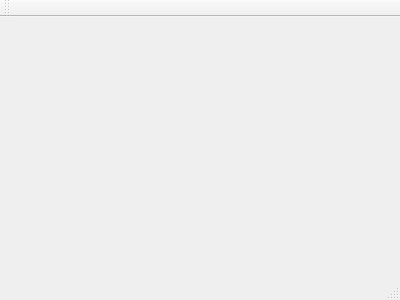
Qt form planner/mainwindow.ui (kiramor/planner) before a commit.
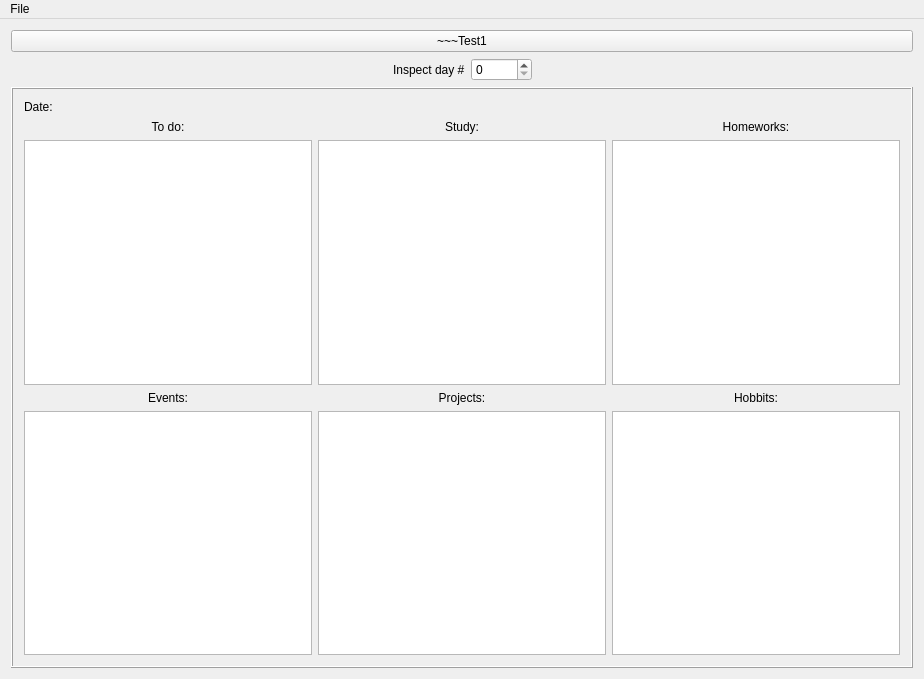
The same form after that commit.

The edit to the form file:
```diff
--- a/planner/mainwindow.ui
+++ b/planner/mainwindow.ui
@@ -1,24 +1,229 @@
 <ui version="4.0">
  <class>MainWindow</class>
- <widget class="QMainWindow" name="MainWindow" >
-  <property name="geometry" >
+ <widget class="QMainWindow" name="MainWindow">
+  <property name="geometry">
    <rect>
     <x>0</x>
     <y>0</y>
-    <width>400</width>
-    <height>300</height>
+    <width>924</width>
+    <height>679</height>
    </rect>
   </property>
   <property name="windowTitle" >
    <string>MainWindow</string>
   </property>
-  <widget class="QMenuBar" name="menuBar" />
-  <widget class="QToolBar" name="mainToolBar" />
-  <widget class="QWidget" name="centralWidget" />
-  <widget class="QStatusBar" name="statusBar" />
+  <widget class="QWidget" name="centralWidget">
+   <layout class="QVBoxLayout" name="verticalLayout_8">
+    <item>
+     <widget class="QPushButton" name="pbTest1">
+      <property name="text">
+       <string>~~~Test1</string>
+      </property>
+     </widget>
+    </item>
+    <item>
+     <layout class="QHBoxLayout" name="horizontalLayout">
+      <item>
+       <spacer name="horizontalSpacer_2">
+        <property name="orientation">
+         <enum>Qt::Horizontal</enum>
+        </property>
+        <property name="sizeHint" stdset="0">
+         <size>
+          <width>40</width>
+          <height>20</height>
+         </size>
+        </property>
+       </spacer>
+      </item>
+      <item>
+       <widget class="QLabel" name="label">
+        <property name="text">
+         <string>Inspect day #</string>
+        </property>
+       </widget>
+      </item>
+      <item>
+       <widget class="QSpinBox" name="sbDayIndex">
+        <property name="maximum">
+         <number>36500</number>
+        </property>
+       </widget>
+      </item>
+      <item>
+       <spacer name="horizontalSpacer">
+        <property name="orientation">
+         <enum>Qt::Horizontal</enum>
+        </property>
+        <property name="sizeHint" stdset="0">
+         <size>
+          <width>40</width>
+          <height>20</height>
+         </size>
+        </property>
+       </spacer>
+      </item>
+     </layout>
+    </item>
+    <item>
+     <widget class="QFrame" name="frame">
+      <property name="frameShape">
+       <enum>QFrame::Box</enum>
+      </property>
+      <property name="frameShadow">
+       <enum>QFrame::Raised</enum>
+      </property>
+      <layout class="QVBoxLayout" name="verticalLayout_7">
+       <item>
+        <widget class="QLabel" name="labDayInfo">
+         <property name="text">
+          <string>Date:</string>
+         </property>
+        </widget>
+       </item>
+       <item>
+        <layout class="QHBoxLayout" name="horizontalLayout_2">
+         <item>
+          <layout class="QVBoxLayout" name="verticalLayout">
+           <item>
+            <widget class="QLabel" name="label_2">
+             <property name="text">
+              <string>To do:</string>
+             </property>
+             <property name="alignment">
+              <set>Qt::AlignCenter</set>
+             </property>
+            </widget>
+           </item>
+           <item>
+            <widget class="QListWidget" name="lwToDo">
+             <property name="contextMenuPolicy">
+              <enum>Qt::CustomContextMenu</enum>
+             </property>
+            </widget>
+           </item>
+          </layout>
+         </item>
+         <item>
+          <layout class="QVBoxLayout" name="verticalLayout_2">
+           <item>
+            <widget class="QLabel" name="label_3">
+             <property name="text">
+              <string>Study:</string>
+             </property>
+             <property name="alignment">
+              <set>Qt::AlignCenter</set>
+             </property>
+            </widget>
+           </item>
+           <item>
+            <widget class="QListWidget" name="lwStudy"/>
+           </item>
+          </layout>
+         </item>
+         <item>
+          <layout class="QVBoxLayout" name="verticalLayout_3">
+           <item>
+            <widget class="QLabel" name="label_4">
+             <property name="text">
+              <string>Homeworks:</string>
+             </property>
+             <property name="alignment">
+              <set>Qt::AlignCenter</set>
+             </property>
+            </widget>
+           </item>
+           <item>
+            <widget class="QListWidget" name="lwHome"/>
+           </item>
+          </layout>
+         </item>
+        </layout>
+       </item>
+       <item>
+        <layout class="QHBoxLayout" name="horizontalLayout_3">
+         <item>
+          <layout class="QVBoxLayout" name="verticalLayout_4">
+           <item>
+            <widget class="QLabel" name="label_5">
+             <property name="text">
+              <string>Events:</string>
+             </property>
+             <property name="alignment">
+              <set>Qt::AlignCenter</set>
+             </property>
+            </widget>
+           </item>
+           <item>
+            <widget class="QListWidget" name="lwEvents"/>
+           </item>
+          </layout>
+         </item>
+         <item>
+          <layout class="QVBoxLayout" name="verticalLayout_5">
+           <item>
+            <widget class="QLabel" name="label_6">
+             <property name="text">
+              <string>Projects:</string>
+             </property>
+             <property name="alignment">
+              <set>Qt::AlignCenter</set>
+             </property>
+            </widget>
+           </item>
+           <item>
+            <widget class="QListWidget" name="lwProjects"/>
+           </item>
+          </layout>
+         </item>
+         <item>
+          <layout class="QVBoxLayout" name="verticalLayout_6">
+           <item>
+            <widget class="QLabel" name="label_7">
+             <property name="text">
+              <string>Hobbits:</string>
+             </property>
+             <property name="alignment">
+              <set>Qt::AlignCenter</set>
+             </property>
+            </widget>
+           </item>
+           <item>
+            <widget class="QListWidget" name="lwHobbies"/>
+           </item>
+          </layout>
+         </item>
+        </layout>
+       </item>
+      </layout>
+     </widget>
+    </item>
+   </layout>
+  </widget>
+  <widget class="QMenuBar" name="menuBar">
+   <property name="geometry">
+    <rect>
+     <x>0</x>
+     <y>0</y>
+     <width>924</width>
+     <height>21</height>
+    </rect>
+   </property>
+   <widget class="QMenu" name="menuFile">
+    <property name="title">
+     <string>File</string>
+    </property>
+    <addaction name="actionSave"/>
+   </widget>
+   <addaction name="menuFile"/>
+  </widget>
+  <action name="actionSave">
+   <property name="text">
+    <string>Save</string>
+   </property>
+  </action>
  </widget>
- <layoutDefault spacing="6" margin="11" />
- <pixmapfunction></pixmapfunction>
+ <layoutdefault spacing="6" margin="11"/>
  <resources/>
  <connections/>
 </ui>
```
Left out of the diff: 3 changed lines with no effect on the pictures.
